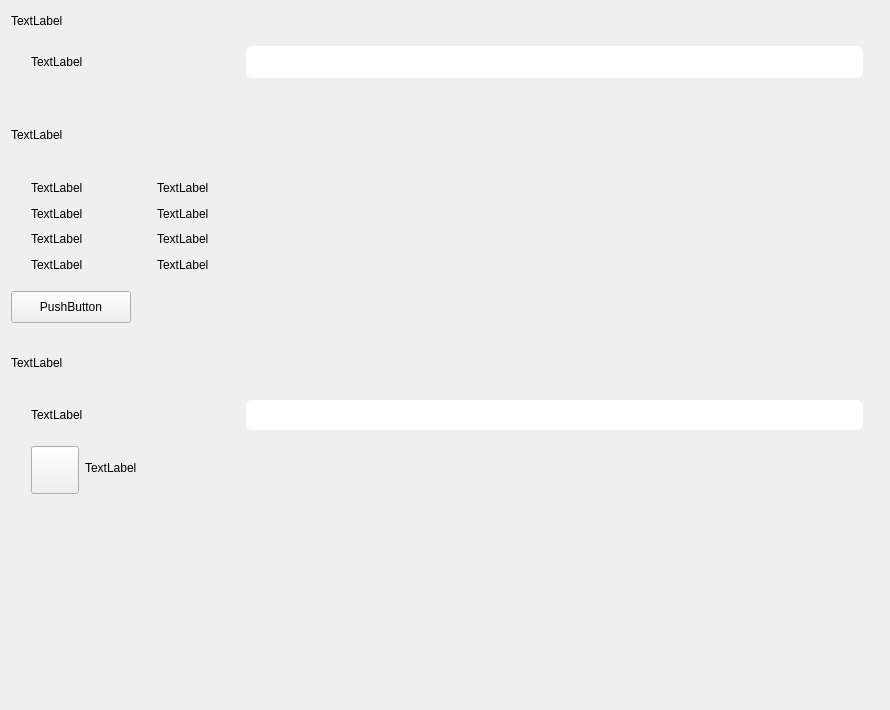
ukui/ukui-control-center, file plugins/time-language/area/area.ui: the form before one commit.
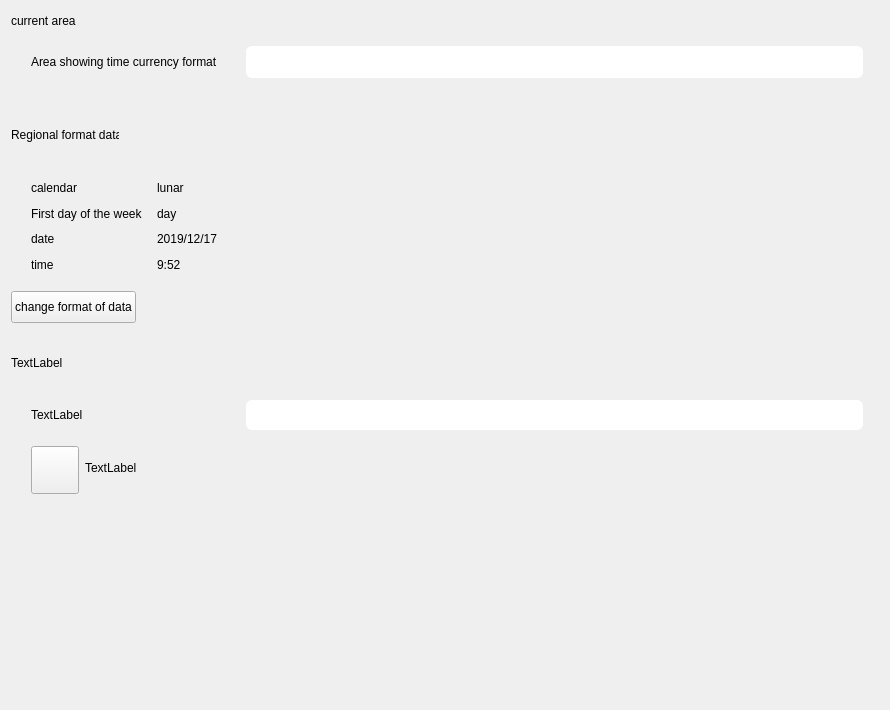
The form after the commit. Icons and pictures are not drawn.

Commit message: 1:add function of change data's format; 2: fix issue #44; 3:add gsetting's xml interactives with UKUI Panel

```diff
--- a/plugins/time-language/area/area.ui
+++ b/plugins/time-language/area/area.ui
@@ -46,7 +46,7 @@
         </size>
        </property>
        <property name="text">
-        <string>TextLabel</string>
+        <string>current area</string>
        </property>
       </widget>
      </item>
@@ -124,7 +124,7 @@
            </size>
           </property>
           <property name="text">
-           <string>TextLabel</string>
+           <string>Area showing time currency format</string>
           </property>
          </widget>
         </item>
@@ -215,7 +215,7 @@
         </size>
        </property>
        <property name="text">
-        <string>TextLabel</string>
+        <string>Regional format data</string>
        </property>
       </widget>
      </item>
@@ -269,14 +269,14 @@
            </size>
           </property>
           <property name="text">
-           <string>TextLabel</string>
+           <string>calendar</string>
           </property>
          </widget>
         </item>
         <item>
          <widget class="QLabel" name="calendarlabel_2">
           <property name="text">
-           <string>TextLabel</string>
+           <string>lunar</string>
           </property>
          </widget>
         </item>
@@ -299,14 +299,14 @@
            </size>
           </property>
           <property name="text">
-           <string>TextLabel</string>
+           <string>First day of the week</string>
           </property>
          </widget>
         </item>
         <item>
          <widget class="QLabel" name="weeklabel_2">
           <property name="text">
-           <string>TextLabel</string>
+           <string>day</string>
           </property>
          </widget>
         </item>
@@ -329,14 +329,14 @@
            </size>
           </property>
           <property name="text">
-           <string>TextLabel</string>
+           <string>date</string>
           </property>
          </widget>
         </item>
         <item>
          <widget class="QLabel" name="datelabel_2">
           <property name="text">
-           <string>TextLabel</string>
+           <string>2019/12/17</string>
           </property>
          </widget>
         </item>
@@ -359,14 +359,14 @@
            </size>
           </property>
           <property name="text">
-           <string>TextLabel</string>
+           <string>time</string>
           </property>
          </widget>
         </item>
         <item>
          <widget class="QLabel" name="timelabel_2">
           <property name="text">
-           <string>TextLabel</string>
+           <string>9:52</string>
           </property>
          </widget>
         </item>
@@ -395,7 +395,7 @@
         </size>
        </property>
        <property name="text">
-        <string>PushButton</string>
+        <string>change format of data</string>
        </property>
       </widget>
      </item>
```
Left out of the diff: 8 changed lines with no effect on the pictures. The commit also changes 12 other files.
